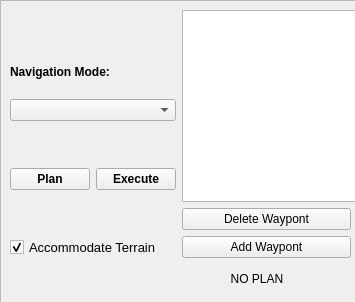
Old version of the form ui/navigation_controls_widget.ui in the repository swhart115/nasa_robot_teleop.
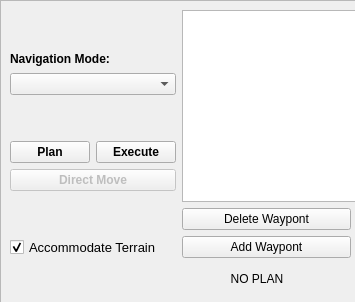
New version of the form.

Commit message: added reactive walker/direct move capabilities

The edit to the form file:
```diff
--- a/ui/navigation_controls_widget.ui
+++ b/ui/navigation_controls_widget.ui
@@ -213,6 +213,22 @@
         </item>
        </layout>
       </item>
+      <item>
+       <widget class="QPushButton" name="direct_move_button">
+        <property name="enabled">
+         <bool>false</bool>
+        </property>
+        <property name="font">
+         <font>
+          <weight>75</weight>
+          <bold>true</bold>
+         </font>
+        </property>
+        <property name="text">
+         <string>Direct Move</string>
+        </property>
+       </widget>
+      </item>
       <item>
        <spacer name="verticalSpacer_3">
         <property name="orientation">
```
The commit also changes 7 other files.
